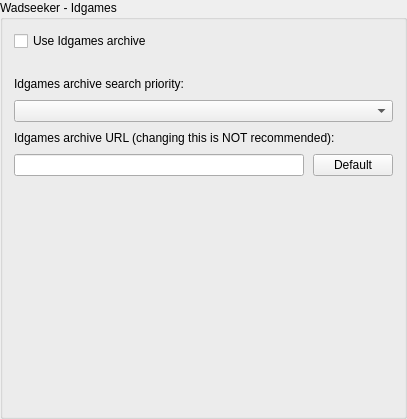
Old version of the form src/core/gui/configuration/cfgwadseekeridgames.ui in the repository Destroyerrrocket/doomseeker-unofficial.
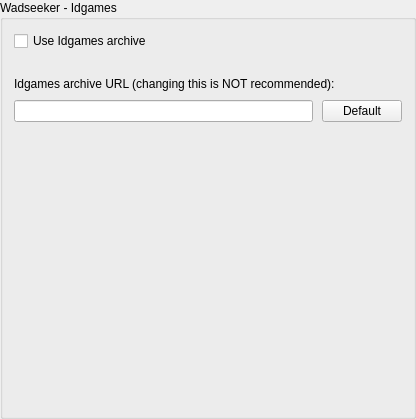
New version of the form.

Commit message: - Brought back the Idgames functionality to Wadseeker. - Priority setup for Idgames has been removed, because Idgames client now runs concurrently to the generic site searches. - Replaced the default QNetworkAccessManager in WadRetriever with FixedNetworkAccessManager. The default one has a broken support for FTP queries.

Patch:
```diff
--- a/src/core/gui/configuration/cfgwadseekeridgames.ui
+++ b/src/core/gui/configuration/cfgwadseekeridgames.ui
@@ -6,7 +6,7 @@
    <rect>
     <x>0</x>
     <y>0</y>
-    <width>407</width>
+    <width>416</width>
     <height>419</height>
    </rect>
   </property>
@@ -45,20 +45,6 @@
       <property name="bottomMargin">
        <number>0</number>
       </property>
-      <item>
-       <widget class="QLabel" name="label_6">
-        <property name="text">
-         <string>Idgames archive search priority:</string>
-        </property>
-       </widget>
-      </item>
-      <item>
-       <widget class="QComboBox" name="cboIdgamesPriority">
-        <property name="currentIndex">
-         <number>-1</number>
-        </property>
-       </widget>
-      </item>
       <item>
        <widget class="QLabel" name="label_7">
         <property name="text">
```
The commit also changes 17 other files.
